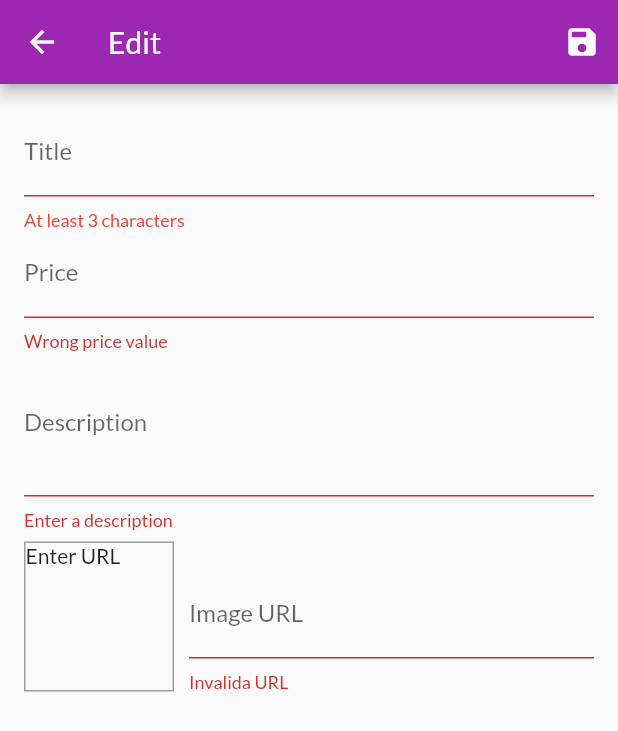
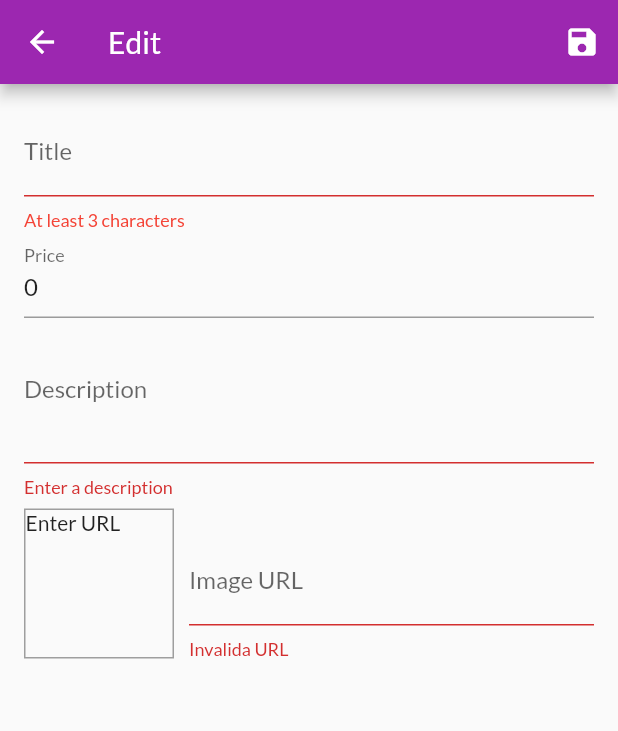
Before and after one commit to perettigiuliano/myshop2, a Flutter app: the EditProductsScreen screen opened by its route, after a tap on the "save" icon, on a phone screen of 412 x 824 dp. Shown: the top 731 px of the screen. Run offline on Flutter 3.47's test engine with Material 2 defaults, Android fonts, the light colour scheme and no system bars; network calls fail.

Commit message:
Capitolo 231

```diff
--- a/lib/screens/edit_products_screen.dart
+++ b/lib/screens/edit_products_screen.dart
@@ -27,10 +27,42 @@ class _EditProductsScreenState extends State<EditProductsScreen> {
     isFavorite: false,
   );
 
+  var _initValues = {
+    "id": "",
+    "description": "",
+    "imageUrl": "",
+    "price": "0",
+    "title": "",
+    "isFavorite": false,
+  };
+
+  bool _isInit = true;
+
   @override
   void initState() {
-    // TODO: implement initState
     _imageURLFocusNode.addListener(_updateImageURL);
+  }
+
+  @override
+  void didChangeDependencies() {
+    super.didChangeDependencies();
+    if (_isInit) {
+      final productId = ModalRoute.of(context).settings.arguments as String;
+      if (productId != null) {
+        _newProd = Provider.of<ProductsProvider>(context, listen: false)
+            .findById(productId);
+        _initValues = {
+          "id": _newProd.id,
+          "description": _newProd.description,
+          "imageUrl": _newProd.imageUrl,
+          "price": _newProd.price.toString(),
+          "title": _newProd.title,
+          "isFavorite": _newProd.isFavorite,
+        };
+        _imageURLController.text = _newProd.imageUrl;
+      }
+      _isInit = false;
+    }
   }
 
   void _updateImageURL() {
@@ -56,8 +88,13 @@ class _EditProductsScreenState extends State<EditProductsScreen> {
   void _saveForm() {
     if (_form.currentState.validate()) {
       _form.currentState.save();
-      Provider.of<ProductsProvider>(context, listen: false)
-          .addProduct(_newProd);
+      if (_newProd.id != null) {
+        Provider.of<ProductsProvider>(context, listen: false)
+            .updatePruduct(_newProd.id, _newProd);
+      } else {
+        Provider.of<ProductsProvider>(context, listen: false)
+            .addProduct(_newProd);
+      }
       Navigator.of(context).pop();
     }
   }
@@ -81,6 +118,7 @@ class _EditProductsScreenState extends State<EditProductsScreen> {
           child: ListView(
             children: [
               TextFormField(
+                initialValue: _initValues["title"],
                 decoration: InputDecoration(
                     labelText: "Title",
                     errorStyle: TextStyle(color: Colors.red)),
@@ -102,6 +140,7 @@ class _EditProductsScreenState extends State<EditProductsScreen> {
                 },
               ),
               TextFormField(
+                initialValue: _initValues["price"],
                 decoration: InputDecoration(labelText: "Price"),
                 textInputAction: TextInputAction.next,
                 keyboardType: TextInputType.number,
@@ -124,6 +163,7 @@ class _EditProductsScreenState extends State<EditProductsScreen> {
                 },
               ),
               TextFormField(
+                initialValue: _initValues["description"],
                 decoration: InputDecoration(labelText: "Description"),
                 maxLines: 3,
                 keyboardType: TextInputType.multiline,
@@ -166,6 +206,7 @@ class _EditProductsScreenState extends State<EditProductsScreen> {
                   ),
                   Expanded(
                     child: TextFormField(
+                      // initialValue: _initValues["imageUrl"],
                       decoration: InputDecoration(labelText: "Image URL"),
                       keyboardType: TextInputType.url,
                       textInputAction: TextInputAction.done,
--- a/lib/screens/user_products_screen.dart
+++ b/lib/screens/user_products_screen.dart
@@ -31,6 +31,7 @@ class UserProductsScreen extends StatelessWidget {
             return Column(
               children: [
                 UserProductItem(
+                    id: prods.products[index].id,
                     title: prods.products[index].title,
                     imageURL: prods.products[index].imageUrl),
                 Divider(),
```
Also changed, not shown: lib/providers/products_provider.dart (+9 -0 lines), lib/widgets/user_product_item.dart (+8 -2 lines).
